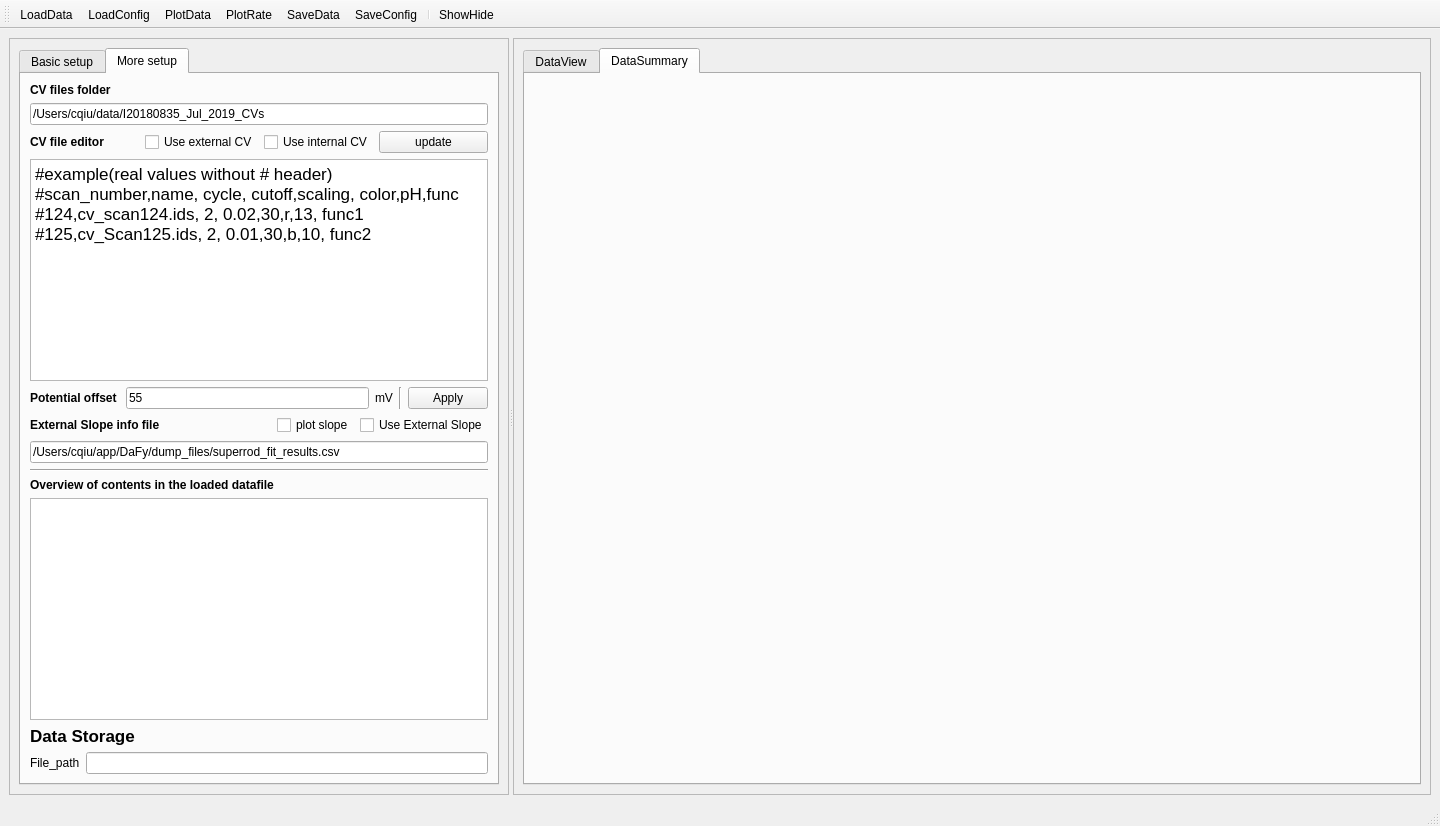
jackey-qiu/DaFy, file projects/viewer/data_viewer__xrv_new.ui: the form before one commit.
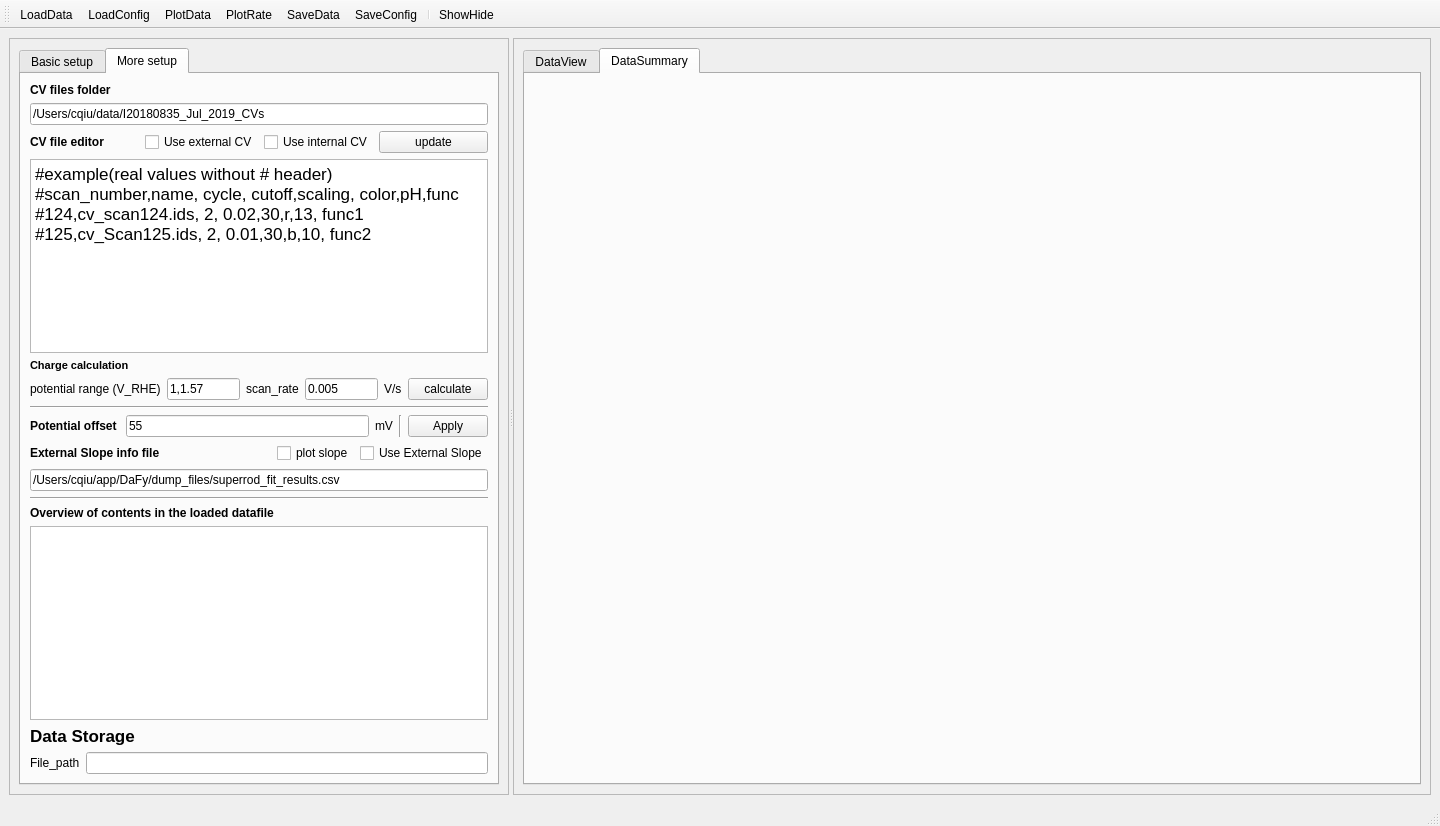
The form after the commit. The open tabs and pages were chosen to show the change. Icons and pictures are not drawn. Custom widgets are drawn as their Qt base class.

Commit message: updates in XRV viewer to include charge calculation function

What changed in the file:
```diff
--- a/projects/viewer/data_viewer__xrv_new.ui
+++ b/projects/viewer/data_viewer__xrv_new.ui
@@ -638,11 +638,82 @@
                <string>&lt;!DOCTYPE HTML PUBLIC &quot;-//W3C//DTD HTML 4.0//EN&quot; &quot;http://www.w3.org/TR/REC-html40/strict.dtd&quot;&gt;
 &lt;html&gt;&lt;head&gt;&lt;meta name=&quot;qrichtext&quot; content=&quot;1&quot; /&gt;&lt;style type=&quot;text/css&quot;&gt;
 p, li { white-space: pre-wrap; }
-&lt;/style&gt;&lt;/head&gt;&lt;body style=&quot; font-family:'.SF NS Text'; font-size:13pt; font-weight:400; font-style:normal;&quot;&gt;
-&lt;p style=&quot; margin-top:0px; margin-bottom:0px; margin-left:0px; margin-right:0px; -qt-block-indent:0; text-indent:0px;&quot;&gt;#example(real values without # header)&lt;/p&gt;
-&lt;p style=&quot; margin-top:0px; margin-bottom:0px; margin-left:0px; margin-right:0px; -qt-block-indent:0; text-indent:0px;&quot;&gt;#scan_number,name, cycle, cutoff,scaling, color,pH,func&lt;/p&gt;
-&lt;p style=&quot; margin-top:0px; margin-bottom:0px; margin-left:0px; margin-right:0px; -qt-block-indent:0; text-indent:0px;&quot;&gt;#124,cv_scan124.ids, 2, 0.02,30,r,13, func1&lt;/p&gt;
-&lt;p style=&quot; margin-top:0px; margin-bottom:0px; margin-left:0px; margin-right:0px; -qt-block-indent:0; text-indent:0px;&quot;&gt;#125,cv_Scan125.ids, 2, 0.01,30,b,10, func2&lt;/p&gt;&lt;/body&gt;&lt;/html&gt;</string>
+&lt;/style&gt;&lt;/head&gt;&lt;body style=&quot; font-family:'MS Shell Dlg 2'; font-size:8.25pt; font-weight:400; font-style:normal;&quot;&gt;
+&lt;p style=&quot; margin-top:0px; margin-bottom:0px; margin-left:0px; margin-right:0px; -qt-block-indent:0; text-indent:0px;&quot;&gt;&lt;span style=&quot; font-family:'.SF NS Text'; font-size:13pt;&quot;&gt;#example(real values without # header)&lt;/span&gt;&lt;/p&gt;
+&lt;p style=&quot; margin-top:0px; margin-bottom:0px; margin-left:0px; margin-right:0px; -qt-block-indent:0; text-indent:0px;&quot;&gt;&lt;span style=&quot; font-family:'.SF NS Text'; font-size:13pt;&quot;&gt;#scan_number,name, cycle, cutoff,scaling, color,pH,func&lt;/span&gt;&lt;/p&gt;
+&lt;p style=&quot; margin-top:0px; margin-bottom:0px; margin-left:0px; margin-right:0px; -qt-block-indent:0; text-indent:0px;&quot;&gt;&lt;span style=&quot; font-family:'.SF NS Text'; font-size:13pt;&quot;&gt;#124,cv_scan124.ids, 2, 0.02,30,r,13, func1&lt;/span&gt;&lt;/p&gt;
+&lt;p style=&quot; margin-top:0px; margin-bottom:0px; margin-left:0px; margin-right:0px; -qt-block-indent:0; text-indent:0px;&quot;&gt;&lt;span style=&quot; font-family:'.SF NS Text'; font-size:13pt;&quot;&gt;#125,cv_Scan125.ids, 2, 0.01,30,b,10, func2&lt;/span&gt;&lt;/p&gt;&lt;/body&gt;&lt;/html&gt;</string>
+              </property>
+             </widget>
+            </item>
+            <item>
+             <layout class="QHBoxLayout" name="horizontalLayout_14">
+              <item>
+               <widget class="QLabel" name="label_26">
+                <property name="font">
+                 <font>
+                  <pointsize>8</pointsize>
+                  <weight>75</weight>
+                  <bold>true</bold>
+                 </font>
+                </property>
+                <property name="text">
+                 <string>Charge calculation</string>
+                </property>
+               </widget>
+              </item>
+             </layout>
+            </item>
+            <item>
+             <layout class="QHBoxLayout" name="horizontalLayout_13">
+              <item>
+               <widget class="QLabel" name="label_22">
+                <property name="text">
+                 <string>potential range (V_RHE)</string>
+                </property>
+               </widget>
+              </item>
+              <item>
+               <widget class="QLineEdit" name="lineEdit_pot_range">
+                <property name="text">
+                 <string>1,1.57</string>
+                </property>
+               </widget>
+              </item>
+              <item>
+               <widget class="QLabel" name="label_24">
+                <property name="text">
+                 <string>scan_rate</string>
+                </property>
+               </widget>
+              </item>
+              <item>
+               <widget class="QLineEdit" name="lineEdit_scan_rate">
+                <property name="text">
+                 <string>0.005</string>
+                </property>
+               </widget>
+              </item>
+              <item>
+               <widget class="QLabel" name="label_25">
+                <property name="text">
+                 <string>V/s</string>
+                </property>
+               </widget>
+              </item>
+              <item>
+               <widget class="QPushButton" name="pushButton_cal_charge">
+                <property name="text">
+                 <string>calculate</string>
+                </property>
+               </widget>
+              </item>
+             </layout>
+            </item>
+            <item>
+             <widget class="Line" name="line_3">
+              <property name="orientation">
+               <enum>Qt::Horizontal</enum>
               </property>
              </widget>
             </item>
```
Left out of the diff: 6 changed lines with no effect on the pictures. The commit also changes 5 other files.
